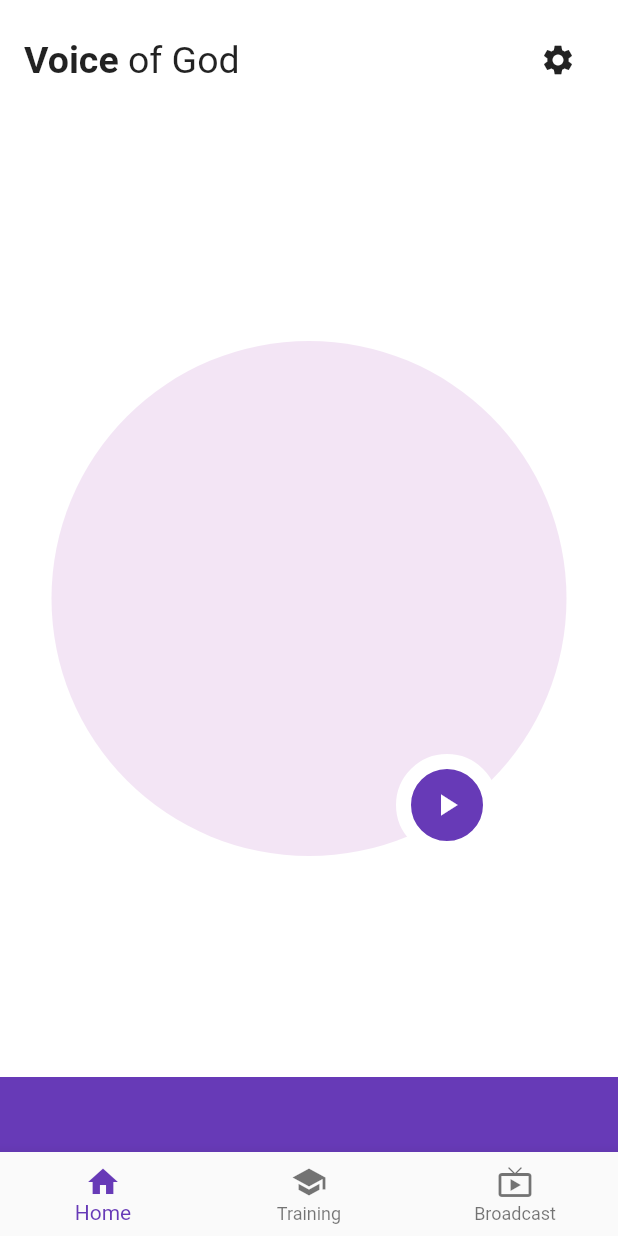
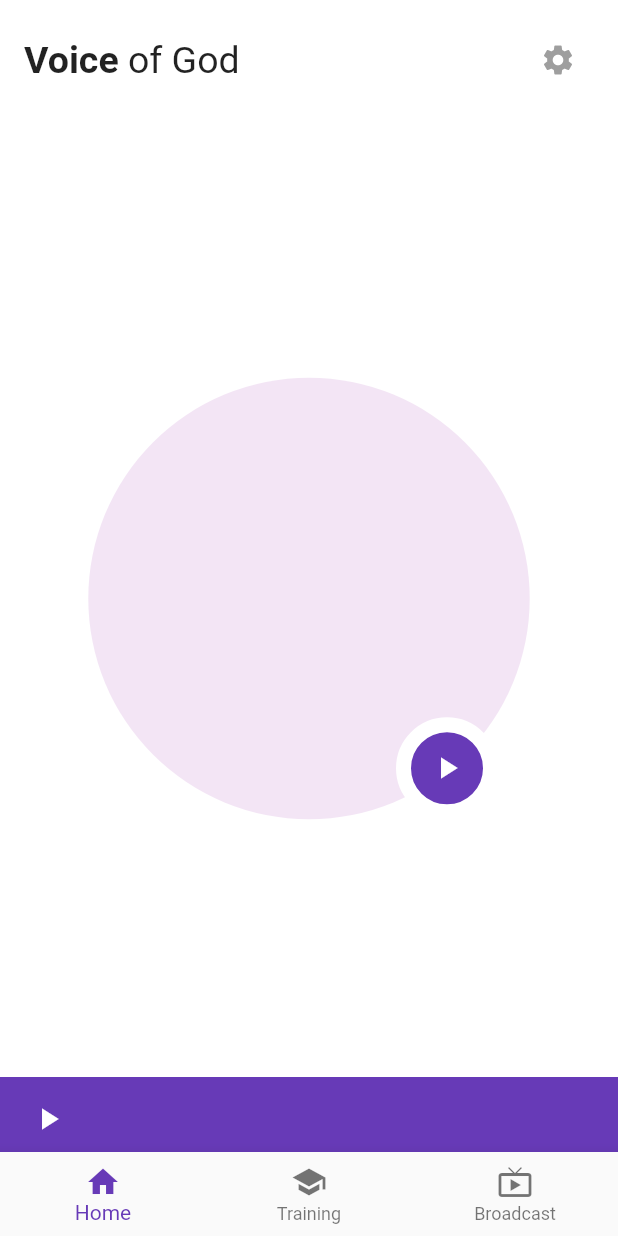
Before and after one commit to ntholi/voice_of_god_mobile, a Flutter app: the screen it shows after launch, on a phone screen of 412 x 824 dp. Run offline on Flutter 3.47's test engine with Material 2 defaults, Android fonts, the light colour scheme and no system bars; our stand-ins replace just_audio.

Commit message:
Make Player icons visible

```diff
--- a/lib/view/home/home_header.dart
+++ b/lib/view/home/home_header.dart
@@ -25,7 +25,12 @@ class HomeHeader extends StatelessWidget {
               ),
             ],
           ),
-          IconButton(onPressed: () {}, icon: const Icon(Icons.settings))
+          IconButton(
+              onPressed: () {},
+              icon: const Icon(
+                Icons.settings,
+                color: Colors.grey,
+              ))
         ],
       ),
     );
--- a/lib/view/home/home_screen.dart
+++ b/lib/view/home/home_screen.dart
@@ -20,7 +20,7 @@ class HomeScreen extends StatelessWidget {
               alignment: AlignmentDirectional.bottomEnd,
               children: [
                 Container(
-                  height: MediaQuery.of(context).size.width / 1.2,
+                  height: MediaQuery.of(context).size.width / 1.4,
                   decoration: BoxDecoration(
                     color: Colors.purple.shade50,
                     shape: BoxShape.circle,
--- a/lib/view/player.dart
+++ b/lib/view/player.dart
@@ -54,17 +54,17 @@ class _PlayerState extends State<Player> {
       return const CircularProgressIndicator();
     } else if (_audioPlayer.playing != true) {
       return IconButton(
-        icon: const Icon(Icons.play_arrow),
+        icon: const Icon(Icons.play_arrow, color: Colors.white),
         onPressed: _audioPlayer.play,
       );
     } else if (state != ProcessingState.completed) {
       return IconButton(
-        icon: const Icon(Icons.pause),
+        icon: const Icon(Icons.pause, color: Colors.white),
         onPressed: _audioPlayer.pause,
       );
     } else {
       return IconButton(
-          icon: const Icon(Icons.replay),
+          icon: const Icon(Icons.replay, color: Colors.white),
           iconSize: 64.0,
           onPressed: () {
             _audioPlayer.seek(Duration.zero,
```
